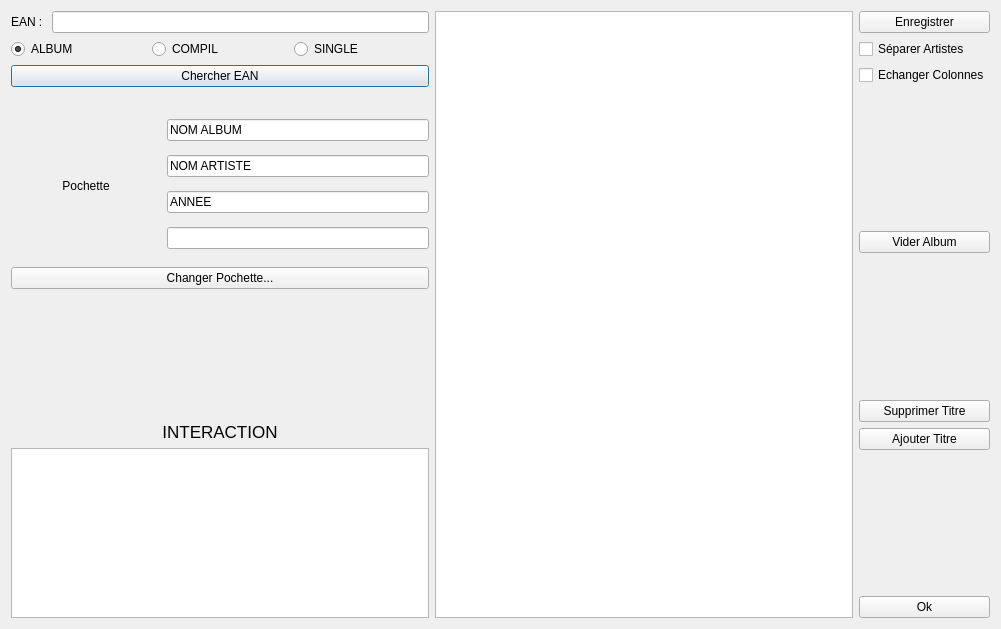
First picture: the form in projet-musique/core/dialogajouterphys.ui, repository toopoormaghell/projet-musique, before the edit.
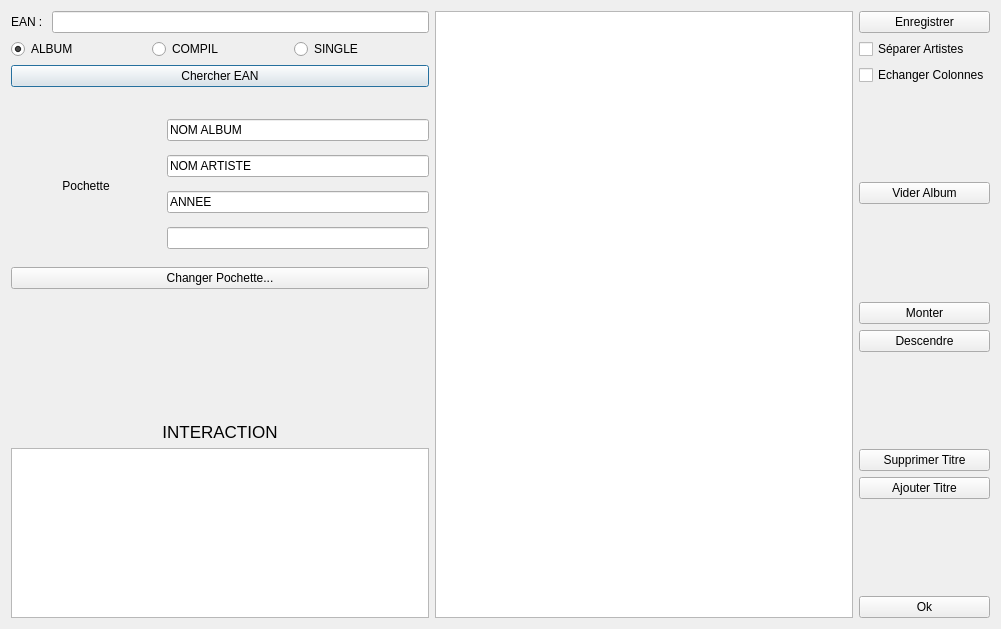
Second picture: the form after the edit.

Commit message: Dans le tableview de DialogAjouterPhys, on peut maintenant déplacer les titres. Les numéros de piste des titres se mettent à jour automatiquement.

Patch:
```diff
--- a/projet-musique/core/dialogajouterphys.ui
+++ b/projet-musique/core/dialogajouterphys.ui
@@ -258,6 +258,33 @@
        </property>
       </spacer>
      </item>
+     <item>
+      <widget class="QPushButton" name="buttonUp">
+       <property name="text">
+        <string>Monter</string>
+       </property>
+      </widget>
+     </item>
+     <item>
+      <widget class="QPushButton" name="buttonDown">
+       <property name="text">
+        <string>Descendre</string>
+       </property>
+      </widget>
+     </item>
+     <item>
+      <spacer name="verticalSpacer_6">
+       <property name="orientation">
+        <enum>Qt::Vertical</enum>
+       </property>
+       <property name="sizeHint" stdset="0">
+        <size>
+         <width>20</width>
+         <height>40</height>
+        </size>
+       </property>
+      </spacer>
+     </item>
      <item>
       <widget class="QPushButton" name="Supprimer_Titre">
        <property name="text">
```
The commit also changes 2 other files.
